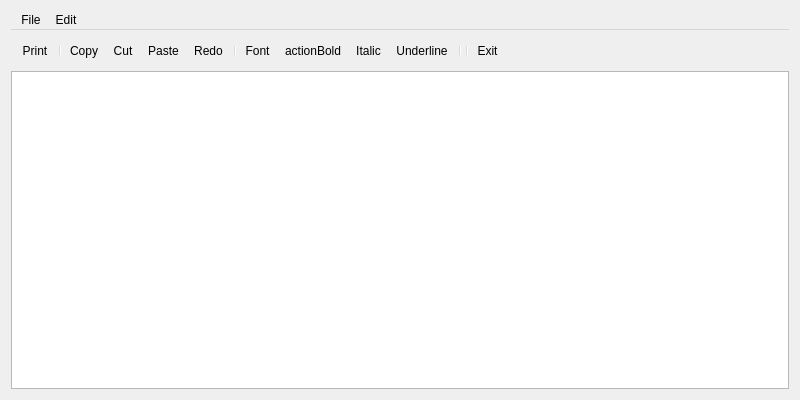
PolitoTeam/Scriba, file Client/editor.ui: the form before one commit.
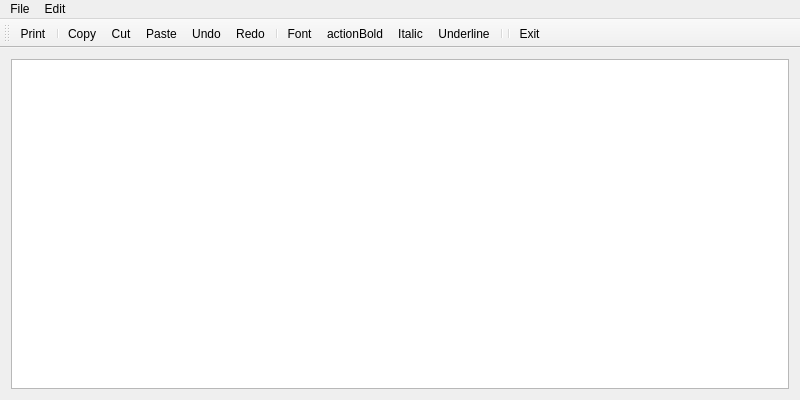
The form after the commit. Icons and pictures are not drawn.

Commit message: Set editor as qmainwindow for a correct cross-platform visualization

Diff of the .ui file:
```diff
--- a/Client/editor.ui
+++ b/Client/editor.ui
@@ -1,7 +1,7 @@
 <?xml version="1.0" encoding="UTF-8"?>
 <ui version="4.0">
  <class>Editor</class>
- <widget class="QWidget" name="Editor">
+ <widget class="QMainWindow" name="Editor">
   <property name="geometry">
    <rect>
     <x>0</x>
@@ -13,11 +13,22 @@
   <property name="windowTitle">
    <string>Editor</string>
   </property>
-  <layout class="QHBoxLayout" name="horizontalLayout">
+  <widget class="QWidget" name="centralWidget">
+   <layout class="QVBoxLayout" name="verticalLayout">
    <item>
-    <layout class="QVBoxLayout" name="verticalLayout_2">
-     <item>
+     <widget class="QTextEdit" name="textEdit"/>
+    </item>
+   </layout>
+  </widget>
       <widget class="QMenuBar" name="menuBar">
+   <property name="geometry">
+    <rect>
+     <x>0</x>
+     <y>0</y>
+     <width>800</width>
+     <height>22</height>
+    </rect>
+   </property>
        <widget class="QMenu" name="menuFile">
         <property name="title">
          <string>File</string>
@@ -41,16 +52,19 @@
        <addaction name="menuFile"/>
        <addaction name="menuEdit"/>
       </widget>
-     </item>
-     <item>
-      <layout class="QVBoxLayout" name="verticalLayout">
-       <item>
         <widget class="QToolBar" name="mainToolBar">
+   <attribute name="toolBarArea">
+    <enum>TopToolBarArea</enum>
+   </attribute>
+   <attribute name="toolBarBreak">
+    <bool>false</bool>
+   </attribute>
          <addaction name="actionPrint"/>
          <addaction name="separator"/>
          <addaction name="actionCopy"/>
          <addaction name="actionCut"/>
          <addaction name="actionPaste"/>
+   <addaction name="actionUndo"/>
          <addaction name="actionRedo"/>
          <addaction name="separator"/>
          <addaction name="actionFont"/>
@@ -61,15 +75,6 @@
          <addaction name="separator"/>
          <addaction name="actionExit"/>
         </widget>
-       </item>
-       <item>
-        <widget class="QTextEdit" name="textEdit"/>
-       </item>
-      </layout>
-     </item>
-    </layout>
-   </item>
-  </layout>
   <action name="actionNew">
    <property name="icon">
     <iconset resource="client.qrc">
```
Left out of the diff: 1 changed line with no effect on the pictures. Lines whose indentation alone changed are shown as unchanged. The commit also changes 7 other files.
